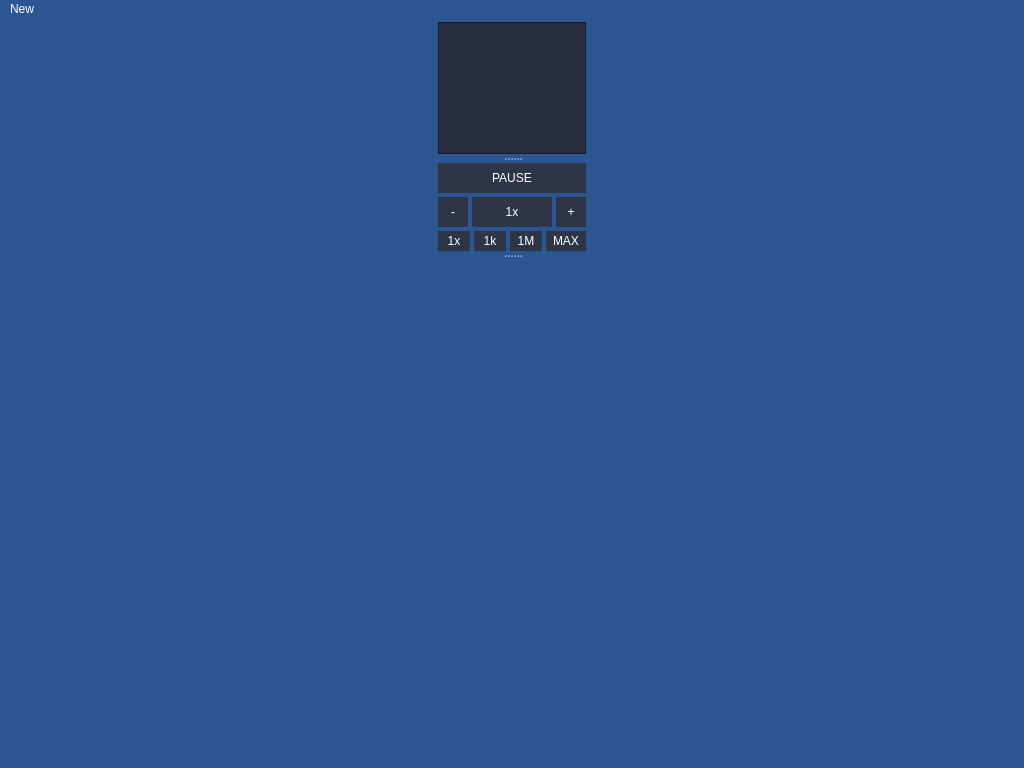
The window that python/mainwindow.ui (QuakeIV/pax-interitus) describes before a commit, drawn with Qt 5.
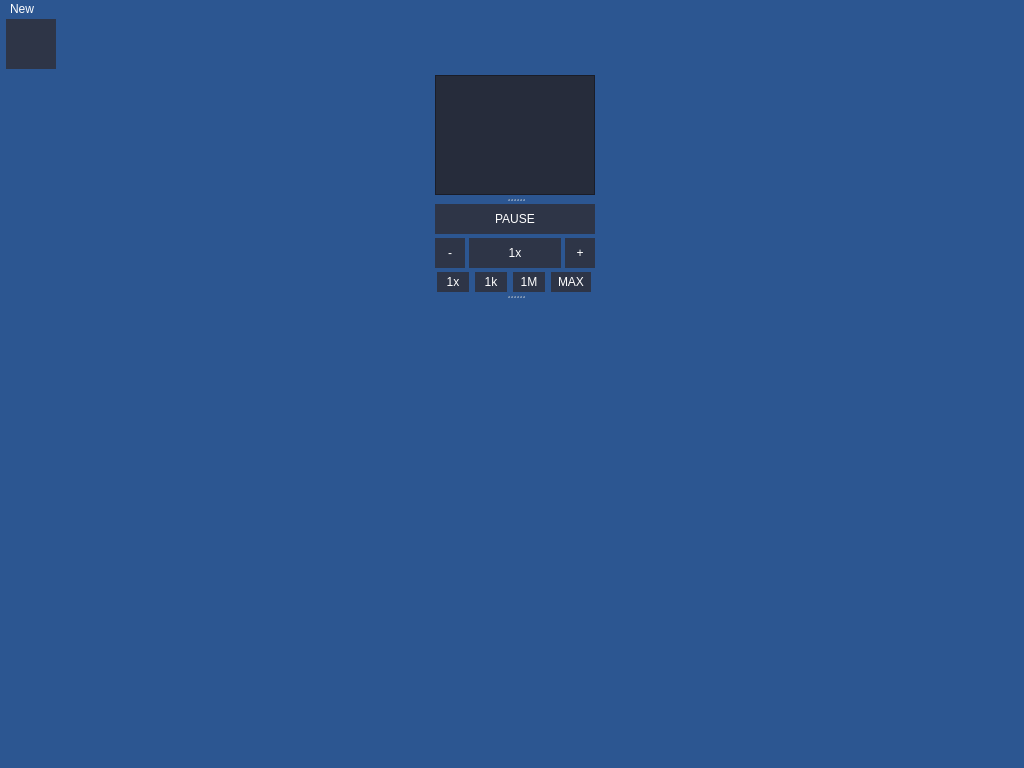
The same window after the commit. Icons and pictures are not drawn.

```diff
--- a/python/mainwindow.ui
+++ b/python/mainwindow.ui
@@ -19,6 +19,10 @@
   <property name="windowTitle">
    <string>Freespace Aurora</string>
   </property>
+  <property name="windowIcon">
+   <iconset>
+    <normaloff>icon.png</normaloff>icon.png</iconset>
+  </property>
   <property name="autoFillBackground">
    <bool>false</bool>
   </property>
@@ -139,16 +143,100 @@
   /*border-bottom: 0px;*/
 }</string>
   </property>
-  <widget class="QWidget" name="centralwidget">
+  <widget class="QWidget" name="mainwidget">
+   <layout class="QVBoxLayout" name="verticalLayout_4">
+    <property name="spacing">
+     <number>6</number>
+    </property>
+    <property name="leftMargin">
+     <number>6</number>
+    </property>
+    <property name="topMargin">
+     <number>0</number>
+    </property>
+    <property name="rightMargin">
+     <number>0</number>
+    </property>
+    <property name="bottomMargin">
+     <number>0</number>
+    </property>
+    <item>
+     <widget class="QWidget" name="widget_2" native="true">
+      <property name="minimumSize">
+       <size>
+        <width>0</width>
+        <height>50</height>
+       </size>
+      </property>
+      <layout class="QHBoxLayout" name="horizontalLayout_4">
+       <property name="spacing">
+        <number>0</number>
+       </property>
+       <property name="leftMargin">
+        <number>0</number>
+       </property>
+       <property name="topMargin">
+        <number>0</number>
+       </property>
+       <property name="rightMargin">
+        <number>0</number>
+       </property>
+       <property name="bottomMargin">
+        <number>0</number>
+       </property>
+       <item>
+        <widget class="QPushButton" name="techbutton">
+         <property name="minimumSize">
+          <size>
+           <width>50</width>
+           <height>50</height>
+          </size>
+         </property>
+         <property name="maximumSize">
+          <size>
+           <width>50</width>
+           <height>50</height>
+          </size>
+         </property>
+         <property name="text">
+          <string/>
+         </property>
+         <property name="icon">
+          <iconset>
+           <normaloff>icons/Technology.png</normaloff>icons/Technology.png</iconset>
+         </property>
+         <property name="iconSize">
+          <size>
+           <width>50</width>
+           <height>50</height>
+          </size>
+         </property>
+        </widget>
+       </item>
+       <item>
+        <spacer name="horizontalSpacer">
+         <property name="orientation">
+          <enum>Qt::Horizontal</enum>
+         </property>
+         <property name="sizeHint" stdset="0">
+          <size>
+           <width>40</width>
+           <height>20</height>
+          </size>
+         </property>
+        </spacer>
+       </item>
+      </layout>
+     </widget>
+    </item>
+    <item>
+     <widget class="QWidget" name="centralwidget" native="true">
    <layout class="QHBoxLayout" name="horizontalLayout">
-    <property name="spacing">
-     <number>0</number>
-    </property>
     <property name="leftMargin">
      <number>0</number>
     </property>
     <property name="topMargin">
-     <number>3</number>
+        <number>0</number>
     </property>
     <property name="rightMargin">
      <number>0</number>
@@ -181,13 +269,13 @@
       </property>
       <layout class="QVBoxLayout" name="verticalLayout">
        <property name="leftMargin">
-        <number>6</number>
+           <number>0</number>
        </property>
        <property name="topMargin">
         <number>0</number>
        </property>
        <property name="rightMargin">
-        <number>6</number>
+           <number>0</number>
        </property>
        <property name="bottomMargin">
         <number>0</number>
@@ -499,6 +587,9 @@
     </item>
    </layout>
   </widget>
+    </item>
+   </layout>
+  </widget>
   <widget class="QStatusBar" name="statusbar"/>
   <widget class="QMenuBar" name="menubar">
    <property name="geometry">
@@ -513,7 +604,6 @@
     <property name="title">
      <string>New</string>
     </property>
-    <addaction name="actionSystemWindow"/>
     <addaction name="actionTechWindow"/>
     <addaction name="actionSpacecraftDesigner"/>
    </widget>
```
Left out of the diff: 1 changed line with no effect on the pictures. Lines whose indentation alone changed are shown as unchanged.
